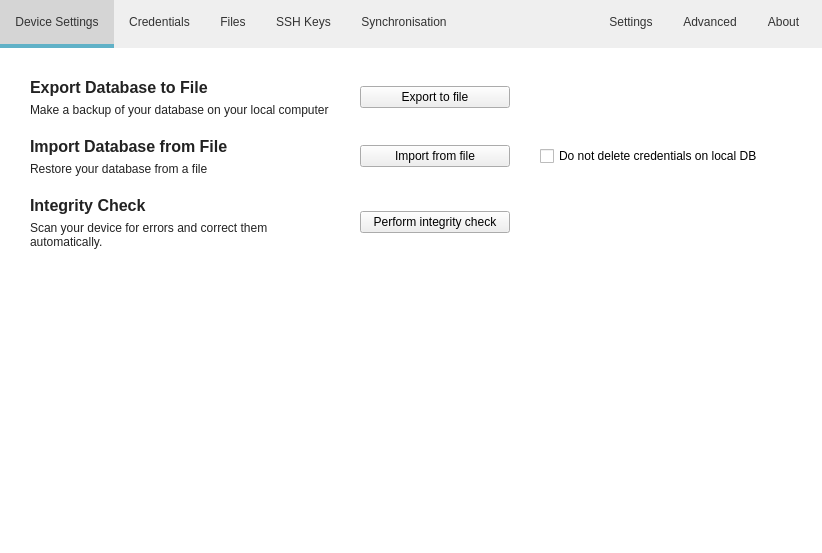
mooltipass/moolticute, file src/MainWindow.ui: the form before one commit.
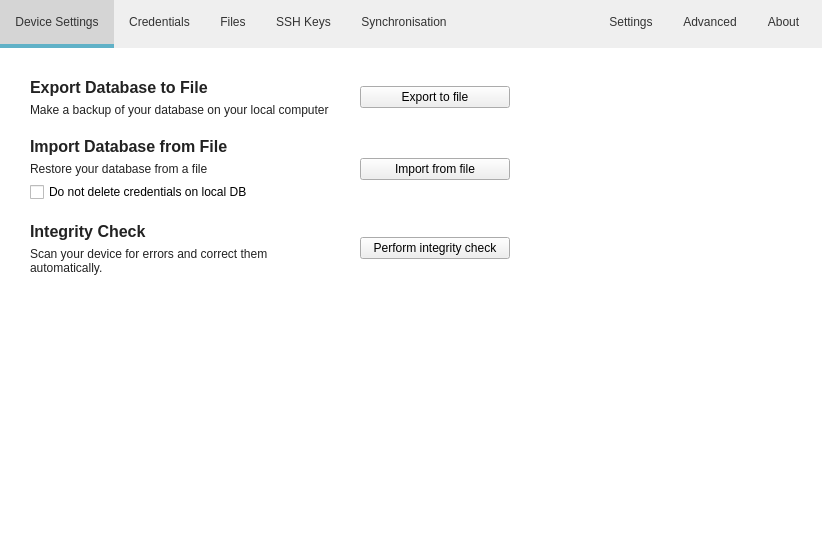
The form after the commit. Icons and pictures are not drawn. Custom widgets are drawn as their Qt base class.

Commit message: Fix for: question esthetique: pourrais tu mettre la case à cocher + texte "Do not delete credentials..." du tab synchronisation en dessous du texte "restore your database from a file"?

What changed in the file:
```diff
--- a/src/MainWindow.ui
+++ b/src/MainWindow.ui
@@ -1262,6 +1262,19 @@
               </property>
              </widget>
             </item>
+            <item>
+             <widget class="QCheckBox" name="checkBoxImport">
+              <property name="sizePolicy">
+               <sizepolicy hsizetype="Fixed" vsizetype="Fixed">
+                <horstretch>0</horstretch>
+                <verstretch>0</verstretch>
+               </sizepolicy>
+              </property>
+              <property name="text">
+               <string>Do not delete credentials on local DB</string>
+              </property>
+             </widget>
+            </item>
            </layout>
           </item>
           <item>
@@ -1277,19 +1290,6 @@
             </property>
            </widget>
           </item>
-          <item>
-           <widget class="QCheckBox" name="checkBoxImport">
-            <property name="sizePolicy">
-             <sizepolicy hsizetype="Fixed" vsizetype="Fixed">
-              <horstretch>0</horstretch>
-              <verstretch>0</verstretch>
-             </sizepolicy>
-            </property>
-            <property name="text">
-             <string>Do not delete credentials on local DB</string>
-            </property>
-           </widget>
-          </item>
           <item>
            <spacer name="horizontalSpacer_3">
             <property name="orientation">
@@ -2367,11 +2367,6 @@
    <header>FilesManagement.h</header>
    <container>1</container>
   </customwidget>
-  <customwidget>
-   <class>AnimatedColorButton</class>
-   <extends>QWidget</extends>
-   <header>animatedcolorbutton.h</header>
-  </customwidget>
  </customwidgets>
  <resources>
   <include location="../img/images.qrc"/>
```
